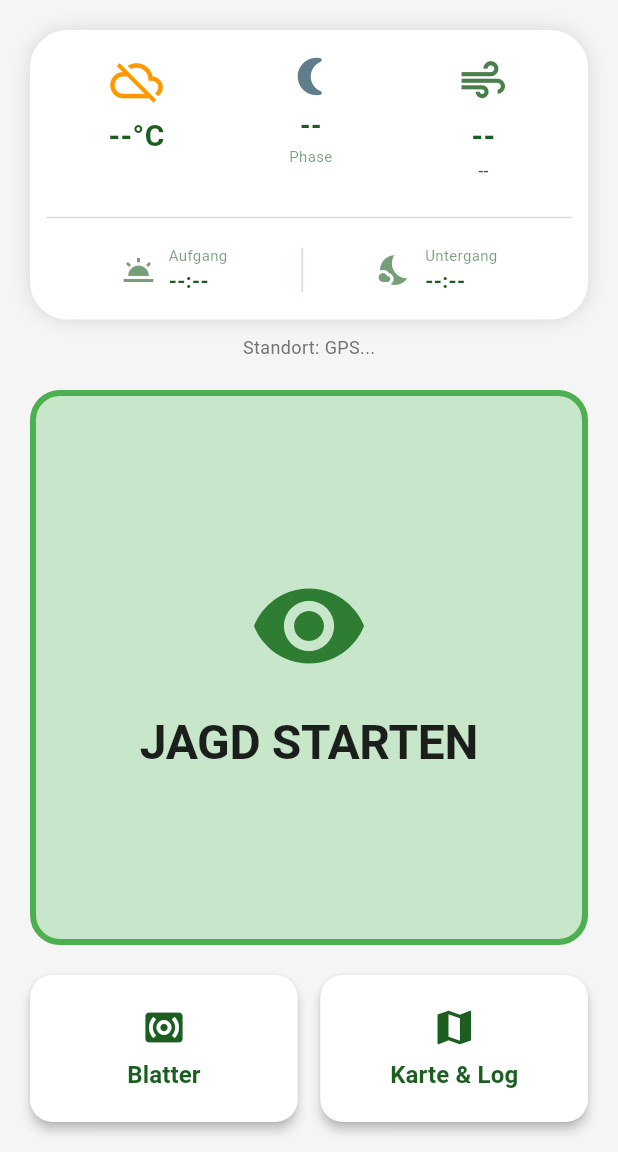
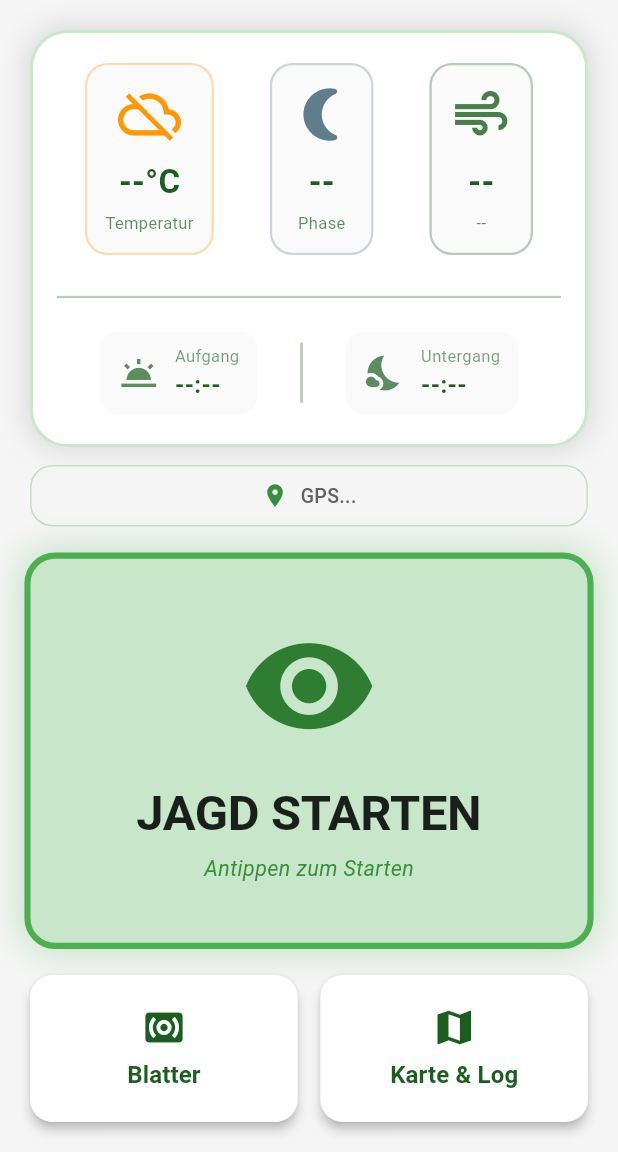
Before and after one commit to carlocuonz-arch/weidmannsheil, a Flutter app: the screen it shows after launch, on a phone screen of 412 x 824 dp, the part 84-1236 px from its top. Run offline on Flutter 3.47's test engine with Material 3 defaults, Android fonts, the phone set to English and light mode, and no system bars; our stand-ins replace audioplayers, file_picker, flutter_compass, flutter_map, geolocator, image_picker and 3 more; missing offline and left inert: torch_light.

Commit message:
Optimize dashboard design and fix moon phase data
Dashboard-Optimierungen:
- Wetter-Karten: Größere Icons (42px), mehr Padding, Hintergrund-Box
- Bessere Abstände und visuelle Hierarchie
- Dickere Divider (1.5px statt 1px)
- Sonne-Anzeige: Größere Icons (28px), mit Hintergrund-Box

JAGD STARTEN Button:
- Animierte Pulsation mit TweenAnimationBuilder
- Größeres Icon (90px statt 80px)
- Schatten-Effekt für 3D-Look
- Haptisches Feedback (heavyImpact)
- Hilfstext "Antippen zum Starten"

Standort-Anzeige:
- Jetzt in eigener Box mit Rahmen
- Location-Icon hinzugefügt
- Bessere Lesbarkeit

Mond-Phasen Fix:
- Lokale Berechnung implementiert (keine API mehr nötig!)
- Synodischer Monat: 29.53 Tage
- 8 Mond-Phasen: Neumond, Zunehmend, 1. Viertel, etc.
- Zeigt Emoji + Name + Beleuchtung in %
- Funktioniert offline!

Technische Details:
- Referenz-Datum: 6. Jan 2000, 18:14 UTC (bekannter Neumond)
- Berechnung: (Tage seit Referenz) % 29.53 / 29.53

```diff
--- a/lib/main.dart
+++ b/lib/main.dart
@@ -142,23 +142,79 @@ class _DashboardPageState extends State<DashboardPage> {
     _fetchWeatherAndSun();
   }
 
-  // --- NOTFALL-LOGIK (OHNE MOND, DAMIT ES LÄUFT) ---
+  // LOKALE MOND-PHASEN-BERECHNUNG
+  Map<String, dynamic> _calculateMoonPhase() {
+    final now = DateTime.now();
+
+    // Referenz: Neumond am 6. Januar 2000, 18:14 UTC
+    final knownNewMoon = DateTime.utc(2000, 1, 6, 18, 14);
+    final daysSinceNewMoon = now.difference(knownNewMoon).inHours / 24.0;
+
+    // Synodischer Monat = 29.53058867 Tage
+    const synodicMonth = 29.53058867;
+    final phase = (daysSinceNewMoon % synodicMonth) / synodicMonth;
+
+    String phaseName;
+    String phaseEmoji;
+    IconData phaseIcon;
+
+    if (phase < 0.03 || phase > 0.97) {
+      phaseName = "Neumond";
+      phaseEmoji = "🌑";
+      phaseIcon = Icons.brightness_1;
+    } else if (phase < 0.22) {
+      phaseName = "Zunehmend";
+      phaseEmoji = "🌒";
+      phaseIcon = Icons.nightlight;
+    } else if (phase < 0.28) {
+      phaseName = "1. Viertel";
+      phaseEmoji = "🌓";
+      phaseIcon = Icons.brightness_6;
+    } else if (phase < 0.47) {
+      phaseName = "Zunehmend";
+      phaseEmoji = "🌔";
+      phaseIcon = Icons.nightlight;
+    } else if (phase < 0.53) {
+      phaseName = "Vollmond";
+      phaseEmoji = "🌕";
+      phaseIcon = Icons.brightness_1_outlined;
+    } else if (phase < 0.72) {
+      phaseName = "Abnehmend";
+      phaseEmoji = "🌖";
+      phaseIcon = Icons.nightlight_outlined;
+    } else if (phase < 0.78) {
+      phaseName = "Letztes Viertel";
+      phaseEmoji = "🌗";
+      phaseIcon = Icons.brightness_4;
+    } else {
+      phaseName = "Abnehmend";
+      phaseEmoji = "🌘";
+      phaseIcon = Icons.nightlight_outlined;
+    }
+
+    final illumination = (phase < 0.5) ? phase * 2 : (1 - phase) * 2;
+    final illuminationPercent = (illumination * 100).toInt();
+
+    return {
+      'name': phaseName,
+      'emoji': phaseEmoji,
+      'icon': phaseIcon,
+      'percent': illuminationPercent,
+    };
+  }
+
   Future<void> _fetchWeatherAndSun() async {
     if (_lat == null || _lon == null) return;
 
     setState(() => _isLoadingWeather = true);
 
     try {
-      // FIX: Wir haben ',moon_phase' aus der URL gelöscht.
-      // Der Server hat das abgelehnt. Jetzt holen wir nur Sonne & Wetter.
       String urlString = 'https://api.open-meteo.com/v1/forecast?'
           'latitude=$_lat&longitude=$_lon'
           '&current=temperature_2m,weather_code,wind_speed_10m,wind_direction_10m'
-          '&daily=sunrise,sunset' // HIER WAR DER FEHLER: moon_phase IST RAUS!
+          '&daily=sunrise,sunset'
           '&wind_speed_unit=kmh'
           '&timezone=Europe/Berlin';
-
-      print("Rufe URL auf (Ohne Mond): $urlString");
 
       final response = await http.get(Uri.parse(urlString));
 
@@ -190,10 +246,11 @@ class _DashboardPageState extends State<DashboardPage> {
           tmpSet = rawSunset.contains('T') ? rawSunset.split('T').last : rawSunset;
         } catch (e) { print("Sonne Fehler: $e"); }
 
-        // 3. Mond (Dummy-Werte, damit UI nicht kaputt geht)
-        String tmpMoonTxt = "--";
-        String tmpMoonSub = "Keine Daten";
-        IconData tmpMoonIco = Icons.nightlight_round;
+        // 3. MOND - LOKALE BERECHNUNG!
+        final moonData = _calculateMoonPhase();
+        String tmpMoonTxt = moonData['emoji'];
+        String tmpMoonSub = "${moonData['name']} ${moonData['percent']}%";
+        IconData tmpMoonIco = moonData['icon'];
 
         setState(() {
           _weatherTemp = tmpTemp;
@@ -256,97 +313,173 @@ class _DashboardPageState extends State<DashboardPage> {
         child: Column(
           crossAxisAlignment: CrossAxisAlignment.stretch,
           children: [
-            // --- DASHBOARD ---
+            // --- OPTIMIERTES DASHBOARD - GRÖßER & ÜBERSICHTLICHER ---
             Container(
-              padding: const EdgeInsets.symmetric(horizontal: 10, vertical: 15),
+              padding: const EdgeInsets.symmetric(horizontal: 16, vertical: 20), // Mehr Padding: 10/15 -> 16/20
               decoration: BoxDecoration(
                 color: boxColor,
                 borderRadius: BorderRadius.circular(25),
-                boxShadow: isGhost ? [] : [const BoxShadow(color: Colors.black12, blurRadius: 10)],
-                border: Border.all(color: isGhost ? Colors.red.withOpacity(0.5) : Colors.transparent),
+                boxShadow: isGhost ? [BoxShadow(color: Colors.red.withOpacity(0.2), blurRadius: 15)] : [const BoxShadow(color: Colors.black12, blurRadius: 15, spreadRadius: 2)],
+                border: Border.all(color: isGhost ? Colors.red.withOpacity(0.5) : Colors.green.withOpacity(0.3), width: 2),
               ),
               child: _isLoadingWeather
                 ? Center(child: CircularProgressIndicator(color: isGhost ? Colors.red : Colors.green))
                 : Column(
                   children: [
-                    // OBERE REIHE
+                    // OBERE REIHE - MEHR ABSTAND
                     Row(
                       mainAxisAlignment: MainAxisAlignment.spaceAround,
                       crossAxisAlignment: CrossAxisAlignment.start,
                       children: [
-                        // Temp
-                        Column(
-                          children: [
-                            Icon(_weatherIcon, size: 35, color: iconColor),
-                            const SizedBox(height: 5),
-                            Text(_weatherTemp, style: TextStyle(fontSize: 20, fontWeight: FontWeight.bold, color: textColor)),
-                          ],
+                        // Temp - Größer
+                        _buildWeatherCard(
+                          _weatherIcon,
+                          _weatherTemp,
+                          "Temperatur",
+                          iconColor,
+                          textColor,
+                          isGhost,
                         ),
 
-                        // MOND
-                        Column(
-                          children: [
-                            Icon(_moonIcon, size: 30, color: isGhost ? Colors.red : Colors.blueGrey),
-                            const SizedBox(height: 5),
-                            Text(_moonText, style: TextStyle(fontSize: 18, fontWeight: FontWeight.bold, color: textColor)),
-                            Text(_moonSubText, style: TextStyle(fontSize: 10, color: textColor.withOpacity(0.6))),
-                          ],
+                        // MOND - Mit Emoji!
+                        _buildWeatherCard(
+                          _moonIcon,
+                          _moonText,
+                          _moonSubText,
+                          isGhost ? Colors.red : Colors.blueGrey,
+                          textColor,
+                          isGhost,
                         ),
 
-                        // Wind
+                        // Wind - Klickbar für Refresh
                         InkWell(
                           onTap: _fetchWeatherAndSun,
-                          child: Column(
-                            children: [
-                              Icon(Icons.air, size: 35, color: textColor.withOpacity(0.8)),
-                              const SizedBox(height: 5),
-                              Text(_windDir, style: TextStyle(fontSize: 20, fontWeight: FontWeight.bold, color: textColor)),
-                              Text(_windSpeed, style: TextStyle(fontSize: 12, color: textColor)),
-                            ],
+                          borderRadius: BorderRadius.circular(15),
+                          child: _buildWeatherCard(
+                            Icons.air,
+                            _windDir,
+                            _windSpeed,
+                            textColor.withOpacity(0.8),
+                            textColor,
+                            isGhost,
                           ),
                         )
                       ],
                     ),
 
+                    const SizedBox(height: 20), // Mehr Abstand: 15 -> 20
+                    Divider(color: textColor.withOpacity(0.3), thickness: 1.5), // Dicker
                     const SizedBox(height: 15),
-                    Divider(color: textColor.withOpacity(0.2), thickness: 1),
-                    const SizedBox(height: 10),
 
-                    // UNTERE REIHE
+                    // UNTERE REIHE - SONNE
                     Row(
                       mainAxisAlignment: MainAxisAlignment.spaceEvenly,
                       children: [
-                        _buildSunTime(Icons.wb_twilight, "Aufgang", _sunriseTime, textColor),
-                        Container(height: 30, width: 1, color: textColor.withOpacity(0.2)),
-                        _buildSunTime(Icons.nights_stay, "Untergang", _sunsetTime, textColor),
+                        _buildSunTime(Icons.wb_twilight, "Aufgang", _sunriseTime, textColor, isGhost),
+                        Container(height: 40, width: 2, color: textColor.withOpacity(0.3)), // Größer
+                        _buildSunTime(Icons.nights_stay, "Untergang", _sunsetTime, textColor, isGhost),
                       ],
                     ),
                   ],
                 ),
             ),
 
-            const SizedBox(height: 10),
-            Center(child: Text("Standort: $_locationMessage", style: TextStyle(color: isGhost ? Colors.grey : Colors.grey[600], fontSize: 12))),
+            const SizedBox(height: 12),
+            // VERBESSERTER STANDORT
+            Container(
+              padding: const EdgeInsets.symmetric(horizontal: 16, vertical: 10),
+              decoration: BoxDecoration(
+                color: isGhost ? Colors.grey[850] : Colors.grey[100],
+                borderRadius: BorderRadius.circular(15),
+                border: Border.all(
+                  color: isGhost ? Colors.red.withOpacity(0.3) : Colors.green.withOpacity(0.3),
+                  width: 1,
+                ),
+              ),
+              child: Row(
+                mainAxisAlignment: MainAxisAlignment.center,
+                children: [
+                  Icon(
+                    Icons.location_on,
+                    color: isGhost ? Colors.red : Colors.green[700],
+                    size: 18,
+                  ),
+                  const SizedBox(width: 8),
+                  Flexible(
+                    child: Text(
+                      _locationMessage,
+                      style: TextStyle(
+                        color: isGhost ? Colors.grey : Colors.grey[700],
+                        fontSize: 13,
+                        fontWeight: FontWeight.w500,
+                      ),
+                      overflow: TextOverflow.ellipsis,
+                    ),
+                  ),
+                ],
+              ),
+            ),
             const SizedBox(height: 20),
 
-            // --- HAUPT BUTTON ---
+            // --- ANIMIERTER HAUPT BUTTON ---
             Expanded(
               child: GestureDetector(
-                onTap: widget.toggleMode,
+                onTap: () {
+                  HapticFeedback.heavyImpact();
+                  widget.toggleMode();
+                },
+                child: TweenAnimationBuilder<double>(
+                  tween: Tween(begin: 1.0, end: isGhost ? 1.0 : 1.02),
+                  duration: const Duration(milliseconds: 1500),
+                  curve: Curves.easeInOut,
+                  builder: (context, scale, child) {
+                    return Transform.scale(
+                      scale: scale,
                       child: Container(
                         decoration: BoxDecoration(
-                    color: isGhost ? Colors.red.withOpacity(0.1) : Colors.green[100],
-                    border: Border.all(color: isGhost ? Colors.red : Colors.green, width: 4),
+                          color: isGhost ? Colors.red.withOpacity(0.15) : Colors.green[100],
+                          border: Border.all(
+                            color: isGhost ? Colors.red : Colors.green,
+                            width: 4,
+                          ),
                           borderRadius: BorderRadius.circular(20),
+                          boxShadow: [
+                            BoxShadow(
+                              color: (isGhost ? Colors.red : Colors.green).withOpacity(0.3),
+                              blurRadius: isGhost ? 10 : 20,
+                              spreadRadius: isGhost ? 0 : 2,
+                            ),
+                          ],
                         ),
                         child: Column(
                           mainAxisAlignment: MainAxisAlignment.center,
                           children: [
-                      Icon(isGhost ? Icons.visibility_off : Icons.visibility, size: 80, color: isGhost ? Colors.red : Colors.green[800]),
+                            Icon(
+                              isGhost ? Icons.visibility_off : Icons.visibility,
+                              size: 90, // Größer: 80 -> 90
+                              color: isGhost ? Colors.red : Colors.green[800],
+                            ),
                             const SizedBox(height: 20),
-                      Text(isGhost ? "JAGD BEENDEN" : "JAGD STARTEN", style: Theme.of(context).textTheme.displayLarge),
+                            Text(
+                              isGhost ? "JAGD BEENDEN" : "JAGD STARTEN",
+                              style: Theme.of(context).textTheme.displayLarge,
+                            ),
+                            if (!isGhost) ...[
+                              const SizedBox(height: 8),
+                              Text(
+                                "Antippen zum Starten",
+                                style: TextStyle(
+                                  fontSize: 14,
+                                  color: Colors.green[700],
+                                  fontStyle: FontStyle.italic,
+                                ),
+                              ),
+                            ],
                           ],
                         ),
+                      ),
+                    );
+                  },
                 ),
               ),
             ),
@@ -367,19 +500,67 @@ class _DashboardPageState extends State<DashboardPage> {
     );
   }
 
-  Widget _buildSunTime(IconData icon, String label, String time, Color color) {
-    return Row(
+  // OPTIMIERTE WETTER-KARTE
+  Widget _buildWeatherCard(IconData icon, String mainText, String subText, Color iconColor, Color textColor, bool isGhost) {
+    return Container(
+      padding: const EdgeInsets.all(12),
+      decoration: BoxDecoration(
+        color: isGhost ? Colors.grey[850] : Colors.grey[50],
+        borderRadius: BorderRadius.circular(15),
+        border: Border.all(
+          color: iconColor.withOpacity(0.3),
+          width: 1.5,
+        ),
+      ),
+      child: Column(
         children: [
-        Icon(icon, color: color.withOpacity(0.6), size: 24),
-        const SizedBox(width: 8),
+          Icon(icon, size: 42, color: iconColor), // Größer: 35 -> 42
+          const SizedBox(height: 8),
+          Text(
+            mainText,
+            style: TextStyle(
+              fontSize: 22, // Größer: 20 -> 22
+              fontWeight: FontWeight.bold,
+              color: textColor,
+            ),
+            textAlign: TextAlign.center,
+          ),
+          const SizedBox(height: 4),
+          Text(
+            subText,
+            style: TextStyle(
+              fontSize: 11,
+              color: textColor.withOpacity(0.7),
+            ),
+            textAlign: TextAlign.center,
+            maxLines: 2,
+            overflow: TextOverflow.ellipsis,
+          ),
+        ],
+      ),
+    );
+  }
+
+  Widget _buildSunTime(IconData icon, String label, String time, Color color, bool isGhost) {
+    return Container(
+      padding: const EdgeInsets.symmetric(horizontal: 12, vertical: 8),
+      decoration: BoxDecoration(
+        color: isGhost ? Colors.grey[850] : Colors.grey[50],
+        borderRadius: BorderRadius.circular(12),
+      ),
+      child: Row(
+        children: [
+          Icon(icon, color: color.withOpacity(0.7), size: 28), // Größer: 24 -> 28
+          const SizedBox(width: 10),
           Column(
             crossAxisAlignment: CrossAxisAlignment.start,
             children: [
-            Text(label, style: TextStyle(fontSize: 10, color: color.withOpacity(0.6))),
-            Text(time, style: TextStyle(fontSize: 14, fontWeight: FontWeight.bold, color: color)),
+              Text(label, style: TextStyle(fontSize: 11, color: color.withOpacity(0.6))),
+              Text(time, style: TextStyle(fontSize: 16, fontWeight: FontWeight.bold, color: color)), // Größer: 14 -> 16
             ],
           )
         ],
+      ),
     );
   }
 
```
Lines whose indentation alone changed are shown as unchanged.
